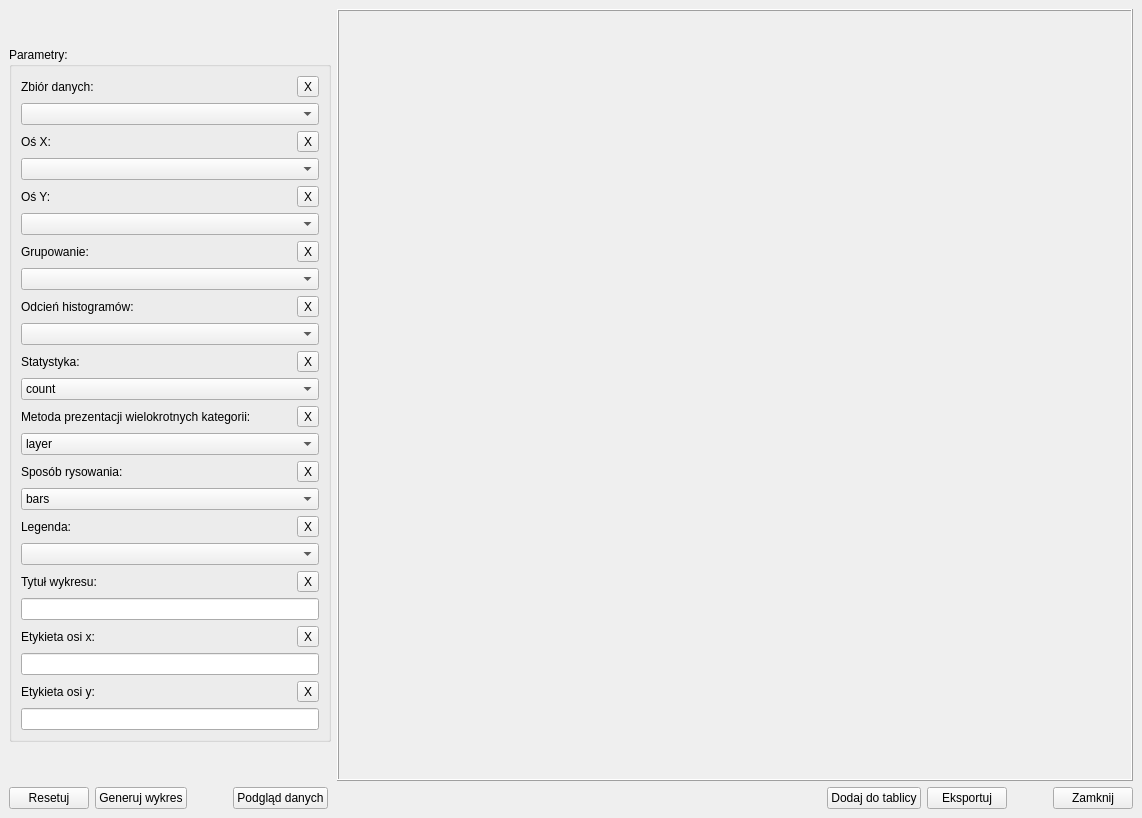
Above: ui/Plots/hist-plot-window.ui from OskarLewandowski/dex-data-experience before the change. Below: the same form after it.
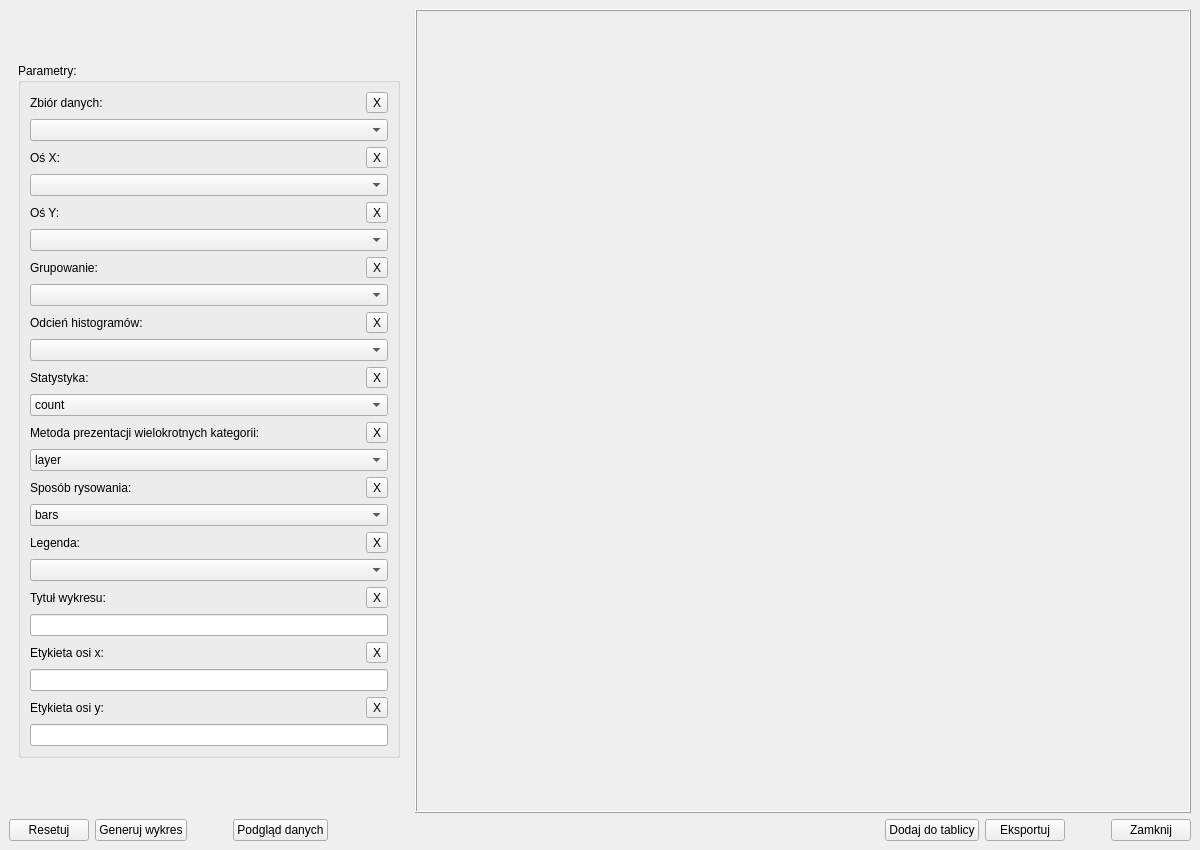
That is the form after the change.

Commit message: update hist plot window

Patch:
```diff
--- a/ui/Plots/hist-plot-window.ui
+++ b/ui/Plots/hist-plot-window.ui
@@ -9,10 +9,16 @@
    <rect>
     <x>0</x>
     <y>0</y>
-    <width>1142</width>
-    <height>818</height>
+    <width>1200</width>
+    <height>850</height>
    </rect>
   </property>
+  <property name="minimumSize">
+   <size>
+    <width>1200</width>
+    <height>850</height>
+   </size>
+  </property>
   <property name="windowTitle">
    <string>Histogram</string>
   </property>
@@ -29,6 +35,9 @@
             <property name="orientation">
              <enum>Qt::Vertical</enum>
             </property>
+            <property name="sizeType">
+             <enum>QSizePolicy::Fixed</enum>
+            </property>
             <property name="sizeHint" stdset="0">
              <size>
               <width>20</width>
@@ -38,9 +47,39 @@
            </spacer>
           </item>
           <item>
+           <widget class="QScrollArea" name="scrollArea">
+            <property name="sizePolicy">
+             <sizepolicy hsizetype="Fixed" vsizetype="Expanding">
+              <horstretch>0</horstretch>
+              <verstretch>0</verstretch>
+             </sizepolicy>
+            </property>
+            <property name="minimumSize">
+             <size>
+              <width>400</width>
+              <height>0</height>
+             </size>
+            </property>
+            <property name="frameShape">
+             <enum>QFrame::NoFrame</enum>
+            </property>
+            <property name="widgetResizable">
+             <bool>true</bool>
+            </property>
+            <widget class="QWidget" name="scrollAreaWidgetContents">
+             <property name="geometry">
+              <rect>
+               <x>0</x>
+               <y>0</y>
+               <width>383</width>
+               <height>768</height>
+              </rect>
+             </property>
+             <layout class="QVBoxLayout" name="verticalLayout_17">
+              <item>
            <widget class="QGroupBox" name="groupBox">
             <property name="sizePolicy">
-             <sizepolicy hsizetype="Fixed" vsizetype="Fixed">
+                 <sizepolicy hsizetype="Expanding" vsizetype="Fixed">
               <horstretch>0</horstretch>
               <verstretch>0</verstretch>
              </sizepolicy>
@@ -753,11 +792,18 @@
             </layout>
            </widget>
           </item>
+             </layout>
+            </widget>
+           </widget>
+          </item>
           <item>
            <spacer name="verticalSpacer">
             <property name="orientation">
              <enum>Qt::Vertical</enum>
             </property>
+            <property name="sizeType">
+             <enum>QSizePolicy::Fixed</enum>
+            </property>
             <property name="sizeHint" stdset="0">
              <size>
               <width>20</width>
```
Lines whose indentation alone changed are shown as unchanged. The commit also changes 1 other file.
